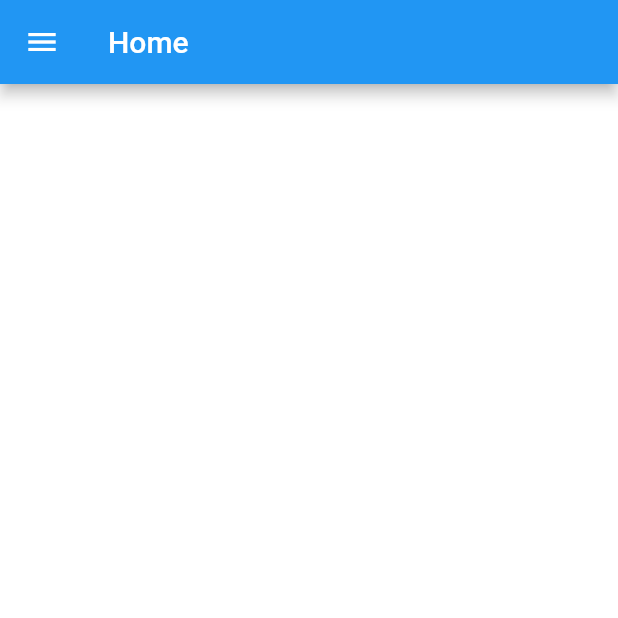
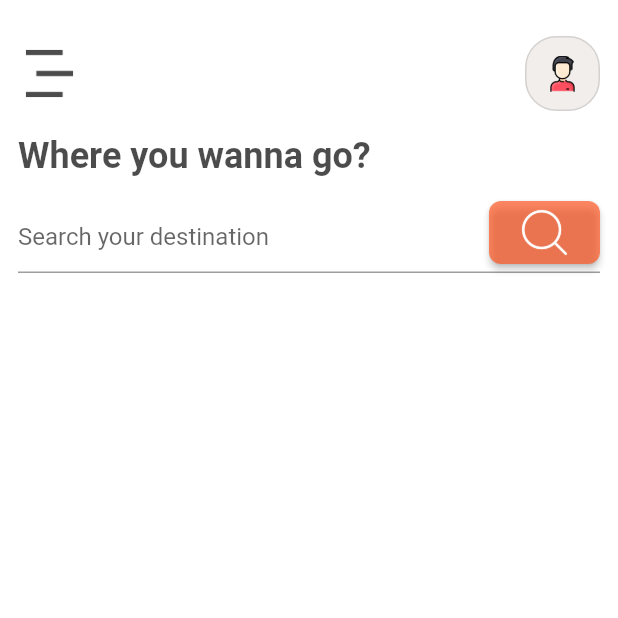
Before and after one commit to shakiz/travel_app, a Flutter app: the HomePage screen opened directly, on a phone screen of 412 x 824 dp, the top half of it. Run offline on Flutter 3.47's test engine with Material 2 defaults, Android fonts, the phone set to English and light mode, and no system bars.

Commit message:
home menu part 1

```diff
--- a/lib/pages/home_page.dart
+++ b/lib/pages/home_page.dart
@@ -1,5 +1,6 @@
 import 'package:flutter/cupertino.dart';
 import 'package:flutter/material.dart';
+import 'package:travel_app/config/styles.dart';
 
 class HomePage extends StatefulWidget {
   const HomePage({Key? key}) : super(key: key);
@@ -18,19 +19,6 @@ class _HomePageState extends State<HomePage> {
   Widget build(BuildContext context) {
     return SafeArea(
       child: Scaffold(
-        appBar: AppBar(
-          title: const Text("Home"),
-          leading: InkWell(
-            child: const IconTheme(
-                data: IconThemeData(color: Colors.white),
-                child: Icon(
-                  Icons.menu,
-                )),
-            onTap: () {
-              Navigator.pop(context);
-            },
-          ),
-        ),
         body: body(),
       ),
     );
@@ -41,11 +29,91 @@ class _HomePageState extends State<HomePage> {
       child: Container(
         width: MediaQuery.of(context).size.width,
         height: MediaQuery.of(context).size.height,
-        padding: const EdgeInsets.all(24),
+        padding: const EdgeInsets.only(top: 24, bottom: 24, left: 12, right: 12),
         color: Colors.white,
         child: Column(
           crossAxisAlignment: CrossAxisAlignment.stretch,
-          children: [],
+          children: [
+            Row(
+              mainAxisAlignment: MainAxisAlignment.spaceBetween,
+              mainAxisSize: MainAxisSize.max,
+              children: [
+                Align(
+                  alignment: Alignment.topLeft,
+                  child: Image.asset(
+                    "assets/icons/menu.png",
+                    height: 42,
+                    width: 42,
+                    color: Colors.black87.withOpacity(0.7),
+                  ),
+                ),
+                Container(
+                  alignment: Alignment.topRight,
+                  decoration: BoxDecoration(
+                      borderRadius: const BorderRadius.all(Radius.circular(21)),
+                      border: Border.all(color: Colors.black12),
+                      color: Colors.brown.withOpacity(0.1)),
+                  padding: const EdgeInsets.all(12),
+                  child: Image.asset(
+                    "assets/icons/user.png",
+                    height: 24  ,
+                    width: 24,
+                  ),
+                ),
+              ],
+            ),
+            const SizedBox(height: 16,),
+            Text(
+              "Where you wanna go?",
+              style: TextStyle(
+                color: Styles.baseTextColor,
+                fontSize: 24,
+                fontWeight: FontWeight.bold
+              ),
+            ),
+            const SizedBox(height: 16,),
+            Stack(
+              children: [
+                const Align(
+                  child: TextField(
+                    decoration: InputDecoration(
+                      //border: OutlineInputBorder(),
+                      hintText: 'Search your destination',
+                    ),
+                  ),
+                  alignment: Alignment.centerLeft,
+                ),
+                Align(
+                  child: Wrap(
+                    spacing: 0, // space between two icons
+                    children: <Widget>[
+                      SizedBox(
+                        height: 42,
+                        child: ElevatedButton(
+                          onPressed: () async {
+
+                          },
+                          child: Image.asset(
+                            "assets/icons/search.png",
+                            color: Colors.white,
+                          ),
+                          style: ButtonStyle(
+                              backgroundColor:
+                              MaterialStateProperty.all(Styles.baseColor),
+                              shape: MaterialStateProperty.all(
+                                RoundedRectangleBorder(
+                                  borderRadius: BorderRadius.circular(8.0),
+                                ),
+                              )),
+                        ),
+                      ) // icon
+                    ],
+                  ),
+                  alignment: Alignment.topRight,
+                ),
+              ],
+            ),
+          ],
         ),
       ),
     );
```
Also changed, not shown: pubspec.yaml (+3 -47 lines), assets/icons/menu.png (added), assets/icons/search.png (added), assets/icons/user.png (added).
